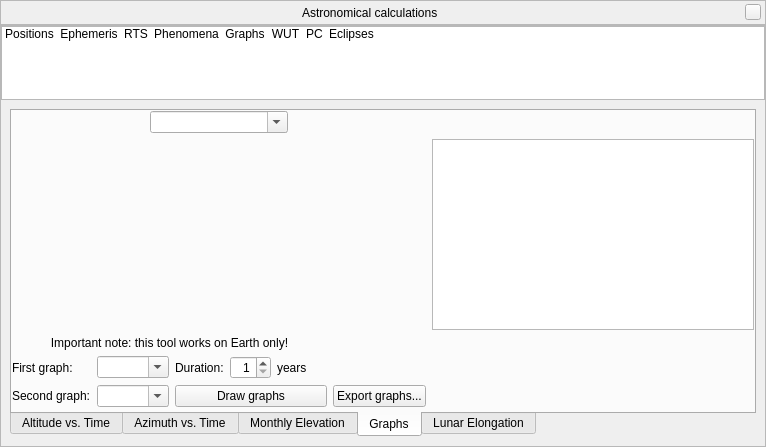
Above: src/gui/astroCalcDialog.ui from Stellarium/stellarium before the change. Below: the same form after it.
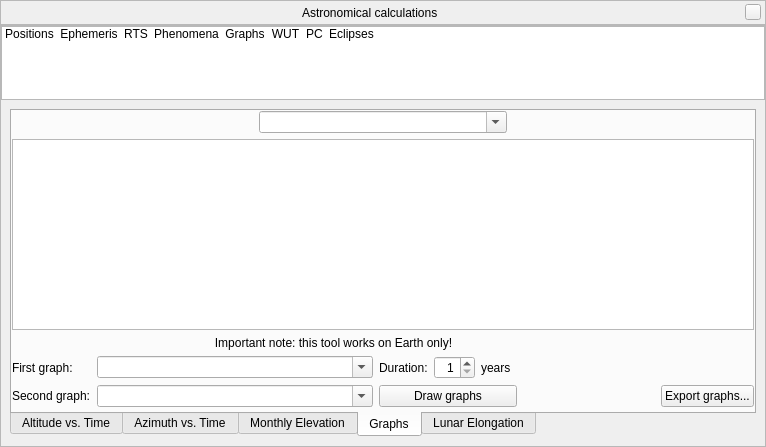
That is the form after the change. The open tabs and pages were chosen to show the change. Icons and pictures are not drawn. Custom widgets are drawn as their Qt base class.

Commit message: Removed old "graphs" plot

```diff
--- a/src/gui/astroCalcDialog.ui
+++ b/src/gui/astroCalcDialog.ui
@@ -1732,22 +1732,27 @@
                   </property>
                  </widget>
                 </item>
-                <item row="2" column="1">
-                 <widget class="QComboBox" name="graphsSecondComboBox">
-                  <property name="sizePolicy">
-                   <sizepolicy hsizetype="Expanding" vsizetype="Fixed">
-                    <horstretch>0</horstretch>
-                    <verstretch>0</verstretch>
-                   </sizepolicy>
+                <item row="0" column="0" colspan="3">
+                 <widget class="QLabel" name="graphsNoteLabel">
+                  <property name="text">
+                   <string>Important note: this tool works on Earth only!</string>
                   </property>
-                  <property name="editable">
-                   <bool>true</bool>
+                  <property name="alignment">
+                   <set>Qt::AlignCenter</set>
                   </property>
-                  <property name="insertPolicy">
-                   <enum>QComboBox::NoInsert</enum>
+                 </widget>
+                </item>
+                <item row="3" column="0">
+                 <widget class="QLabel" name="graphsSecondLabel">
+                  <property name="text">
+                   <string>Second graph:</string>
                   </property>
-                  <property name="sizeAdjustPolicy">
-                   <enum>QComboBox::AdjustToContents</enum>
+                 </widget>
+                </item>
+                <item row="3" column="3">
+                 <widget class="QPushButton" name="exportGraphsPushButton">
+                  <property name="text">
+                   <string>Export graphs...</string>
                   </property>
                  </widget>
                 </item>
@@ -1804,19 +1809,6 @@
                   </item>
                  </layout>
                 </item>
-                <item row="2" column="2">
-                 <widget class="QPushButton" name="drawGraphsPushButton">
-                  <property name="sizePolicy">
-                   <sizepolicy hsizetype="Expanding" vsizetype="Fixed">
-                    <horstretch>0</horstretch>
-                    <verstretch>0</verstretch>
-                   </sizepolicy>
-                  </property>
-                  <property name="text">
-                   <string>Draw graphs</string>
-                  </property>
-                 </widget>
-                </item>
                 <item row="1" column="1">
                  <widget class="QComboBox" name="graphsFirstComboBox">
                   <property name="sizePolicy">
@@ -1836,30 +1828,55 @@
                   </property>
                  </widget>
                 </item>
-                <item row="0" column="0" colspan="3">
-                 <widget class="QLabel" name="graphsNoteLabel">
-                  <property name="text">
-                   <string>Important note: this tool works on Earth only!</string>
+                <item row="3" column="1">
+                 <widget class="QComboBox" name="graphsSecondComboBox">
+                  <property name="sizePolicy">
+                   <sizepolicy hsizetype="Expanding" vsizetype="Fixed">
+                    <horstretch>0</horstretch>
+                    <verstretch>0</verstretch>
+                   </sizepolicy>
                   </property>
-                  <property name="alignment">
-                   <set>Qt::AlignCenter</set>
+                  <property name="editable">
+                   <bool>true</bool>
                   </property>
-                 </widget>
-                </item>
-                <item row="2" column="0">
-                 <widget class="QLabel" name="graphsSecondLabel">
-                  <property name="text">
-                   <string>Second graph:</string>
+                  <property name="insertPolicy">
+                   <enum>QComboBox::NoInsert</enum>
                   </property>
-                 </widget>
-                </item>
-                <item row="2" column="3">
-                 <widget class="QPushButton" name="exportGraphsPushButton">
-                  <property name="text">
-                   <string>Export graphs...</string>
+                  <property name="sizeAdjustPolicy">
+                   <enum>QComboBox::AdjustToContents</enum>
                   </property>
                  </widget>
                 </item>
+                <item row="3" column="2">
+                 <layout class="QHBoxLayout" name="drawGraphHorizontalLayout">
+                  <item>
+                   <widget class="QPushButton" name="drawGraphsPushButton">
+                    <property name="sizePolicy">
+                     <sizepolicy hsizetype="Expanding" vsizetype="Fixed">
+                      <horstretch>0</horstretch>
+                      <verstretch>0</verstretch>
+                     </sizepolicy>
+                    </property>
+                    <property name="text">
+                     <string>Draw graphs</string>
+                    </property>
+                   </widget>
+                  </item>
+                  <item>
+                   <spacer name="horizontalSpacer_20">
+                    <property name="orientation">
+                     <enum>Qt::Horizontal</enum>
+                    </property>
+                    <property name="sizeHint" stdset="0">
+                     <size>
+                      <width>40</width>
+                      <height>20</height>
+                     </size>
+                    </property>
+                   </spacer>
+                  </item>
+                 </layout>
+                </item>
                </layout>
               </item>
               <item row="0" column="0" colspan="2">
@@ -1912,19 +1929,6 @@
                </layout>
               </item>
               <item row="1" column="0" colspan="2">
-               <widget class="QCustomPlot" name="graphsPlot" native="true">
-                <property name="sizePolicy">
-                 <sizepolicy hsizetype="Expanding" vsizetype="Expanding">
-                  <horstretch>0</horstretch>
-                  <verstretch>0</verstretch>
-                 </sizepolicy>
-                </property>
-                <property name="toolTip">
-                 <string/>
-                </property>
-               </widget>
-              </item>
-              <item row="1" column="2">
                <widget class="QChartView" name="twoGraphsChartView"/>
               </item>
              </layout>
@@ -2849,11 +2853,6 @@
    <extends>QSpinBox</extends>
    <header>AngleSpinBox.hpp</header>
   </customwidget>
-  <customwidget>
-   <class>QCustomPlot</class>
-   <extends>QWidget</extends>
-   <header>external/qcustomplot/qcustomplot.h</header>
-  </customwidget>
   <customwidget>
    <class>QChartView</class>
    <extends>QGraphicsView</extends>
```
The commit also changes 3 other files.
